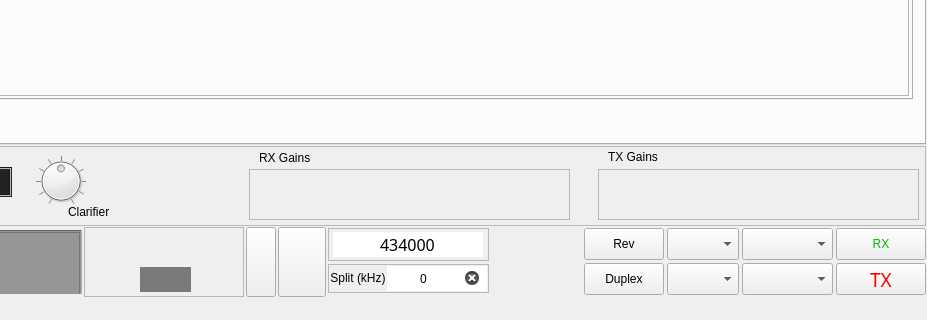
Before: the Qt Designer form src/mainwindow.ui in qradiolink/qradiolink, drawn with Qt 5; both pictures show x 473 to 1400 and y 401 to 721 of the 1400 by 721 pixel window.
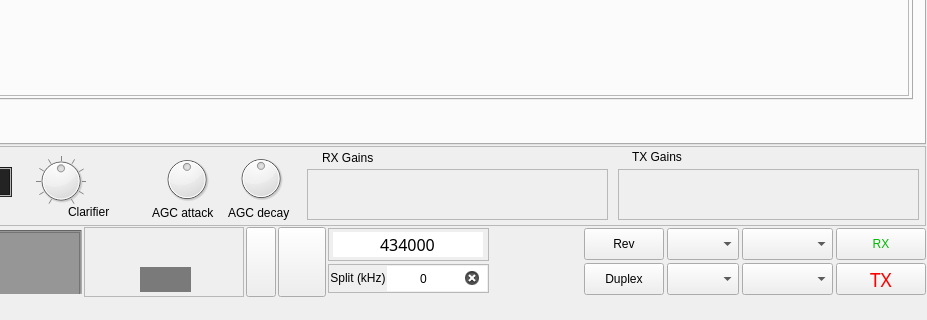
After: the same form once the commit is applied. Icons and pictures are not drawn. Custom widgets are drawn as their Qt base class.

Commit message: Add AGC dials, linearize AGC range to (-500, 500) #82

Diff of the .ui file:
```diff
--- a/src/mainwindow.ui
+++ b/src/mainwindow.ui
@@ -4877,9 +4877,9 @@
         <widget class="QFrame" name="rxGainsFrameMenu">
          <property name="geometry">
           <rect>
-           <x>721</x>
+           <x>779</x>
            <y>23</y>
-           <width>321</width>
+           <width>301</width>
            <height>51</height>
           </rect>
          </property>
@@ -4906,9 +4906,9 @@
         <widget class="QFrame" name="txGainsFrameMenu">
          <property name="geometry">
           <rect>
-           <x>1070</x>
+           <x>1090</x>
            <y>23</y>
-           <width>321</width>
+           <width>301</width>
            <height>51</height>
           </rect>
          </property>
@@ -4935,7 +4935,7 @@
         <widget class="QLabel" name="label_21">
          <property name="geometry">
           <rect>
-           <x>731</x>
+           <x>794</x>
            <y>2</y>
            <width>60</width>
            <height>20</height>
@@ -4954,7 +4954,7 @@
         <widget class="QLabel" name="label_50">
          <property name="geometry">
           <rect>
-           <x>1080</x>
+           <x>1104</x>
            <y>1</y>
            <width>60</width>
            <height>20</height>
@@ -4970,6 +4970,64 @@
           <string>TX Gains</string>
          </property>
         </widget>
+        <widget class="SkinnedDial" name="agcAttackDial">
+         <property name="geometry">
+          <rect>
+           <x>634</x>
+           <y>8</y>
+           <width>50</width>
+           <height>51</height>
+          </rect>
+         </property>
+         <property name="minimum">
+          <number>-500</number>
+         </property>
+         <property name="maximum">
+          <number>500</number>
+         </property>
+        </widget>
+        <widget class="SkinnedDial" name="agcDecayDial">
+         <property name="geometry">
+          <rect>
+           <x>708</x>
+           <y>7</y>
+           <width>50</width>
+           <height>51</height>
+          </rect>
+         </property>
+         <property name="minimum">
+          <number>-500</number>
+         </property>
+         <property name="maximum">
+          <number>500</number>
+         </property>
+        </widget>
+        <widget class="QLabel" name="label_51">
+         <property name="geometry">
+          <rect>
+           <x>624</x>
+           <y>57</y>
+           <width>71</width>
+           <height>20</height>
+          </rect>
+         </property>
+         <property name="text">
+          <string>AGC attack</string>
+         </property>
+        </widget>
+        <widget class="QLabel" name="label_52">
+         <property name="geometry">
+          <rect>
+           <x>700</x>
+           <y>58</y>
+           <width>71</width>
+           <height>18</height>
+          </rect>
+         </property>
+         <property name="text">
+          <string>AGC decay</string>
+         </property>
+        </widget>
        </widget>
       </item>
       <item>
```
Left out of the diff: 32 changed lines with no effect on the pictures. The commit also changes 10 other files.
